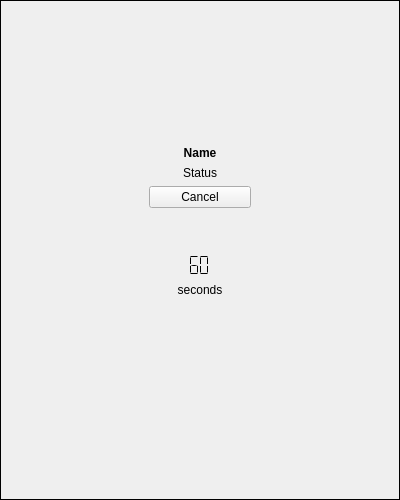
Qt form ui/outgoingcallwidget.ui (ultravideo/uvgComm) before a commit.
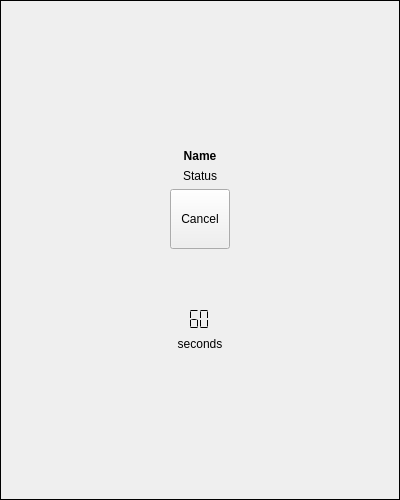
The same form after that commit.

Commit message: Set the icons for incoming call and fixed a bug where we were looking for incoming call widget instead of outgoing to change ringing status text. Improved the UI for both widgets.

What changed in the file:
```diff
--- a/ui/outgoingcallwidget.ui
+++ b/ui/outgoingcallwidget.ui
@@ -10,6 +10,12 @@
     <height>500</height>
    </rect>
   </property>
+  <property name="sizePolicy">
+   <sizepolicy hsizetype="Expanding" vsizetype="Expanding">
+    <horstretch>0</horstretch>
+    <verstretch>0</verstretch>
+   </sizepolicy>
+  </property>
   <property name="windowTitle">
    <string>Frame</string>
   </property>
@@ -25,9 +31,12 @@
      <property name="orientation">
       <enum>Qt::Horizontal</enum>
      </property>
+     <property name="sizeType">
+      <enum>QSizePolicy::MinimumExpanding</enum>
+     </property>
      <property name="sizeHint" stdset="0">
       <size>
-       <width>40</width>
+       <width>20</width>
        <height>20</height>
       </size>
      </property>
@@ -38,10 +47,13 @@
      <property name="orientation">
       <enum>Qt::Vertical</enum>
      </property>
+     <property name="sizeType">
+      <enum>QSizePolicy::MinimumExpanding</enum>
+     </property>
      <property name="sizeHint" stdset="0">
       <size>
        <width>20</width>
-       <height>142</height>
+       <height>20</height>
       </size>
      </property>
     </spacer>
@@ -51,24 +63,99 @@
      <property name="orientation">
       <enum>Qt::Vertical</enum>
      </property>
+     <property name="sizeType">
+      <enum>QSizePolicy::MinimumExpanding</enum>
+     </property>
      <property name="sizeHint" stdset="0">
       <size>
        <width>20</width>
-       <height>40</height>
+       <height>20</height>
       </size>
      </property>
     </spacer>
    </item>
-   <item row="1" column="1">
+   <item row="1" column="1" alignment="Qt::AlignVCenter">
     <widget class="QWidget" name="widget" native="true">
+     <property name="sizePolicy">
+      <sizepolicy hsizetype="Expanding" vsizetype="Expanding">
+       <horstretch>0</horstretch>
+       <verstretch>0</verstretch>
+      </sizepolicy>
+     </property>
      <property name="minimumSize">
       <size>
        <width>120</width>
-       <height>60</height>
+       <height>220</height>
+      </size>
+     </property>
+     <property name="maximumSize">
+      <size>
+       <width>240</width>
+       <height>480</height>
       </size>
      </property>
      <layout class="QGridLayout" name="gridLayout_2">
-      <item row="1" column="0" colspan="2">
+      <item row="2" column="1">
+       <widget class="QPushButton" name="cancelCall">
+        <property name="sizePolicy">
+         <sizepolicy hsizetype="Expanding" vsizetype="Expanding">
+          <horstretch>1</horstretch>
+          <verstretch>1</verstretch>
+         </sizepolicy>
+        </property>
+        <property name="minimumSize">
+         <size>
+          <width>60</width>
+          <height>60</height>
+         </size>
+        </property>
+        <property name="maximumSize">
+         <size>
+          <width>60</width>
+          <height>60</height>
+         </size>
+        </property>
+        <property name="layoutDirection">
+         <enum>Qt::LeftToRight</enum>
+        </property>
+        <property name="text">
+         <string>Cancel</string>
+        </property>
+       </widget>
+      </item>
+      <item row="2" column="2">
+       <spacer name="horizontalSpacer_3">
+        <property name="orientation">
+         <enum>Qt::Horizontal</enum>
+        </property>
+        <property name="sizeType">
+         <enum>QSizePolicy::Expanding</enum>
+        </property>
+        <property name="sizeHint" stdset="0">
+         <size>
+          <width>5</width>
+          <height>20</height>
+         </size>
+        </property>
+       </spacer>
+      </item>
+      <item row="2" column="0">
+       <spacer name="horizontalSpacer_4">
+        <property name="orientation">
+         <enum>Qt::Horizontal</enum>
+        </property>
+        <property name="sizeType">
+         <enum>QSizePolicy::Expanding</enum>
+        </property>
+        <property name="sizeHint" stdset="0">
+         <size>
+          <width>5</width>
+          <height>20</height>
+         </size>
+        </property>
+       </spacer>
+      </item>
+      <item row="1" column="0" colspan="3">
        <widget class="QLabel" name="StatusLabel">
         <property name="text">
          <string>Status</string>
@@ -78,7 +165,39 @@
         </property>
        </widget>
       </item>
-      <item row="5" column="0" colspan="2">
+      <item row="0" column="0" colspan="3">
+       <widget class="QLabel" name="NameLabel">
+        <property name="font">
+         <font>
+          <weight>75</weight>
+          <bold>true</bold>
+         </font>
+        </property>
+        <property name="text">
+         <string>Name</string>
+        </property>
+        <property name="alignment">
+         <set>Qt::AlignCenter</set>
+        </property>
+       </widget>
+      </item>
+      <item row="3" column="0" colspan="3">
+       <spacer name="verticalSpacer_3">
+        <property name="orientation">
+         <enum>Qt::Vertical</enum>
+        </property>
+        <property name="sizeType">
+         <enum>QSizePolicy::Expanding</enum>
+        </property>
+        <property name="sizeHint" stdset="0">
+         <size>
+          <width>10</width>
+          <height>20</height>
+         </size>
+        </property>
+       </spacer>
+      </item>
+      <item row="5" column="0" colspan="3">
        <widget class="QLabel" name="label">
         <property name="text">
          <string>seconds</string>
@@ -88,14 +207,7 @@
         </property>
        </widget>
       </item>
-      <item row="2" column="0" colspan="2">
-       <widget class="QPushButton" name="cancelCall">
-        <property name="text">
-         <string>Cancel</string>
-        </property>
-       </widget>
-      </item>
-      <item row="4" column="0" colspan="2">
+      <item row="4" column="0" colspan="3">
        <widget class="QLCDNumber" name="timeout">
         <property name="lineWidth">
          <number>0</number>
@@ -114,51 +226,6 @@
         </property>
        </widget>
       </item>
-      <item row="0" column="0" colspan="2">
-       <widget class="QLabel" name="NameLabel">
-        <property name="font">
-         <font>
-          <weight>75</weight>
-          <bold>true</bold>
-         </font>
-        </property>
-        <property name="text">
-         <string>Name</string>
-        </property>
-        <property name="alignment">
-         <set>Qt::AlignCenter</set>
-        </property>
-       </widget>
-      </item>
-      <item row="3" column="0" colspan="2">
-       <spacer name="verticalSpacer_3">
-        <property name="orientation">
-         <enum>Qt::Vertical</enum>
-        </property>
-        <property name="sizeType">
-         <enum>QSizePolicy::Minimum</enum>
-        </property>
-        <property name="sizeHint" stdset="0">
-         <size>
-          <width>20</width>
-          <height>40</height>
-         </size>
-        </property>
-       </spacer>
-      </item>
-      <item row="6" column="0" colspan="2">
-       <spacer name="verticalSpacer_4">
-        <property name="orientation">
-         <enum>Qt::Vertical</enum>
-        </property>
-        <property name="sizeHint" stdset="0">
-         <size>
-          <width>20</width>
-          <height>40</height>
-         </size>
-        </property>
-       </spacer>
-      </item>
      </layout>
     </widget>
    </item>
@@ -167,9 +234,12 @@
      <property name="orientation">
       <enum>Qt::Horizontal</enum>
      </property>
+     <property name="sizeType">
+      <enum>QSizePolicy::MinimumExpanding</enum>
+     </property>
      <property name="sizeHint" stdset="0">
       <size>
-       <width>40</width>
+       <width>20</width>
        <height>20</height>
       </size>
      </property>
```
The commit also changes 3 other files.
